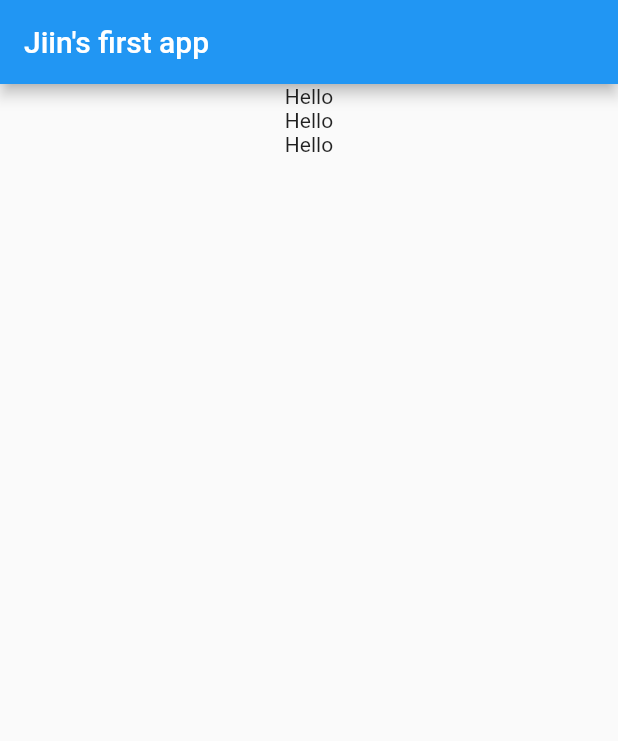
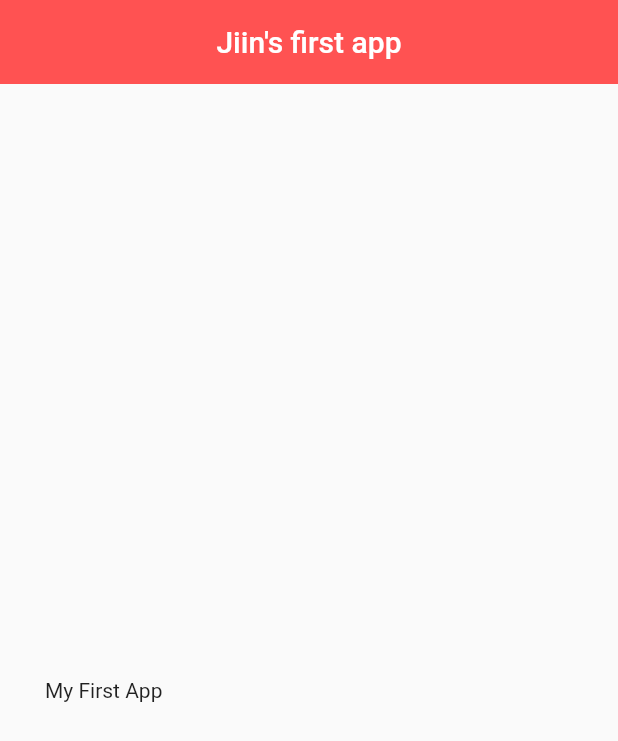
Before and after one commit to songhee-cho/Adobby-FlutterStudy, a Flutter app: the screen it shows after launch, on a phone screen of 412 x 824 dp. Shown: the top 741 px of the screen. Run offline on Flutter 3.47's test engine with Material 2 defaults, Android fonts, the phone set to English and light mode, and no system bars.

Commit message:
[Week2] Add Padding

```diff
--- a/Jiin/first_flutter_study/lib/main.dart
+++ b/Jiin/first_flutter_study/lib/main.dart
@@ -31,14 +31,17 @@ class MyHomePage extends StatelessWidget {
     return Scaffold(
       appBar: AppBar(
         title: Text('Jiin\'s first app'), //app 화면에 출력되는 title, appbar에 표시되는 것
+        centerTitle: true,
+        backgroundColor: Colors.redAccent,
+        elevation: 0.0, //appBar가 뜨는 정도 설정 - 0.0은 화면에 딱 붙어서 나오게 함
       ),
-      body: Center(
-        //가운데 배치
+      body: Padding(
+        padding:
+            EdgeInsets.fromLTRB(30.0, 40.0, 0.0, 0.0), //화면에 올릴 위젯에 대한 여백 공간 설정
         child: Column(
+          mainAxisAlignment: MainAxisAlignment.center, //위젯을 세로축으로 상,중,하단 배치
           children: <Widget>[
-            Text("Hello"),
-            Text("Hello"),
-            Text("Hello"),
+            Text("My First App"),
           ],
         ),
       ),
```
